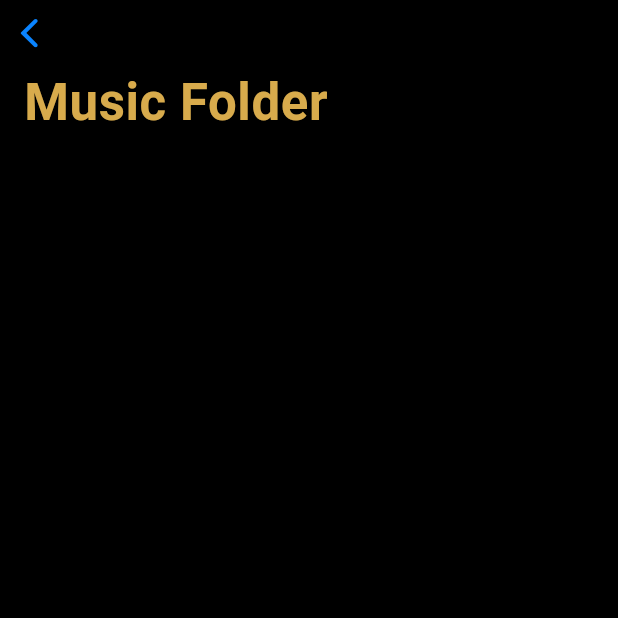
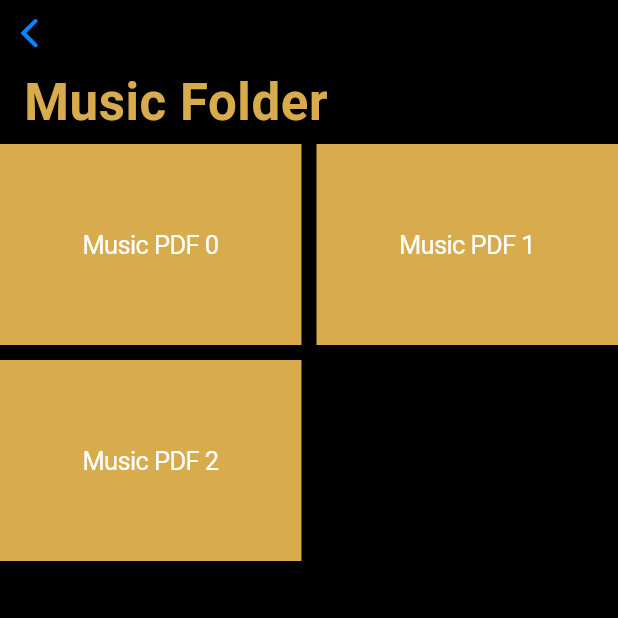
Before and after one commit to EthanMayer/Flip, a Flutter app: the MusicFolderView screen opened directly, on a phone screen of 412 x 824 dp, the top half of it. Run offline on Flutter 3.47's test engine with Material 2 defaults, Android fonts, the phone set to English and light mode, and no system bars; missing offline and left inert: pdftron_flutter.

Commit message:
Added/configured assets; further work on music folder view

```diff
--- a/lib/music_folder_view.dart
+++ b/lib/music_folder_view.dart
@@ -1,7 +1,19 @@
 import 'package:flutter/material.dart';
 import 'package:flutter/cupertino.dart';
+import 'package:pdftron_flutter/pdftron_flutter.dart';
 
-class MusicFolderView extends StatelessWidget {
+final Color vandyGold = Color.fromRGBO(216, 171, 76, 1);
+final Color darkerVandyGold = Color.fromRGBO(153, 127, 61, 1);
+
+class MusicFolderView extends StatefulWidget {
+  @override
+  _MusicFolderViewState createState() => _MusicFolderViewState();
+}
+
+class _MusicFolderViewState extends State<MusicFolderView> {
+
+  Color _cellColor = vandyGold;
+
   @override
   Widget build(BuildContext context) {
     return CupertinoPageScaffold(
@@ -12,6 +24,41 @@ class MusicFolderView extends StatelessWidget {
               Color.fromRGBO(216, 171, 76, 1),)
               ),
             ),
+            SliverGrid(
+              gridDelegate: SliverGridDelegateWithMaxCrossAxisExtent(
+                maxCrossAxisExtent: 200.0,
+                mainAxisSpacing: 10.0,
+                crossAxisSpacing: 10.0,
+                childAspectRatio: 3 / 2,
+              ),
+              delegate: SliverChildBuilderDelegate(
+                    (BuildContext context, int index) {
+                  return Stack(
+                    children: [
+                      Container(
+                        alignment: Alignment.center,
+                        color: _cellColor,
+                        child: Text('Music PDF $index'),
+                      ),
+                      GestureDetector(
+                          onTap: () {
+                            setState(() {
+                              //_cellColor = darkerVandyGold;
+                              Navigator.push(
+                                  context,
+                                  CupertinoPageRoute(builder: (context) {
+                                    return MusicFolderView();
+                                  })
+                              );
+                            });
+                          }
+                      )
+                    ],
+                  );
+                },
+                childCount: 3,
+              ),
+            ),
           ],
         )
     );
--- a/lib/music_view.dart
+++ b/lib/music_view.dart
@@ -1,7 +1,5 @@
 import 'package:flutter/material.dart';
 import 'package:flutter/cupertino.dart';
-import 'main.dart';
-import 'home_view.dart';
 import 'music_folder_view.dart';
 
 final Color vandyGold = Color.fromRGBO(216, 171, 76, 1);
@@ -40,7 +38,7 @@ class _MusicViewState extends State<MusicView> {
                       Container(
                         alignment: Alignment.center,
                         color: _cellColor,
-                        child: Text('Grid Item $index'),
+                        child: Text('Music Folder $index'),
                       ),
                       GestureDetector(
                         onTap: () {
@@ -57,21 +55,6 @@ class _MusicViewState extends State<MusicView> {
                       )
                     ],
                   );
-                  //   Container(
-                  //   alignment: Alignment.center,
-                  //   color: Color.fromRGBO(216, 171, 76, 1),//blue[100 * (index % 9)],
-                  //   child: Stack(
-                  //       //mainAxisAlignment: MainAxisAlignment.center,
-                  //       children: <Widget>[
-                  //         Text('Grid Item $index'),
-                  //         GestureDetector(
-                  //           onTap: () {
-                  //             Color.fromRGBO(153, 127, 61, 1);
-                  //           }
-                  //         )
-                  //       ]
-                  //   )
-                  // );
                 },
                 //childCount: 20,
               ),
--- a/pubspec.yaml
+++ b/pubspec.yaml
@@ -48,8 +48,8 @@ flutter:
   uses-material-design: true
 
   # To add assets to your application, add an assets section, like this:
-  # assets:
-  #   - images/a_dot_burr.jpeg
+  assets:
+    - assets/images/starV_873.png
   #   - images/a_dot_ham.jpeg
 
   # An image asset can refer to one or more resolution-specific "variants", see
```
Also changed, not shown: assets/images/starV_873.png (added).
